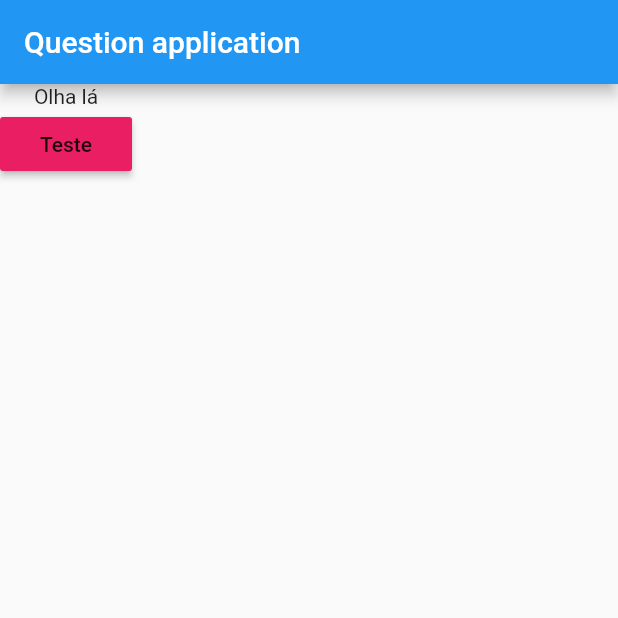
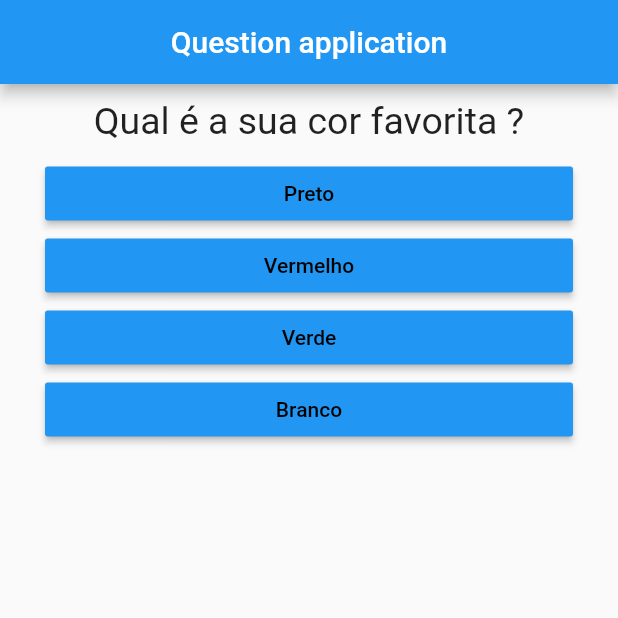
Before and after one commit to GuhSntLean/BasicGameQuiz-Flutter, a Flutter app: the screen it shows after launch, on a phone screen of 412 x 824 dp, the top half of it. Run offline on Flutter 3.47's test engine with Material 2 defaults, Android fonts, the phone set to English and light mode, and no system bars.

Commit message:
Separando em Widget a aplicacao

```diff
--- a/lib/main.dart
+++ b/lib/main.dart
@@ -1,20 +1,35 @@
 import 'package:flutter/material.dart';
+import 'widgets/quiz.dart';
+import 'widgets/result.dart';
 
-main() {
-  runApp(new QuestionApp());
-}
+main() => runApp(new QuestionApp());
 
-class QuestionAppState extends State<QuestionApp> {
-  var valueState = 0;
+class _QuestionAppState extends State<QuestionApp> {
+  int _selectionQuestion = 0;
 
-  void response() {
-    valueState++;
-    print(valueState);
+  final _answers = const [
+    {
+      'question': 'Qual é a sua cor favorita ?',
+      'qanswer': ['Preto', 'Vermelho', 'Verde', 'Branco'],
+    },
+    {
+      'question': 'Qual é o seu animal favorito ?',
+      'qanswer': ['Coelho', 'Cobra', 'Elefante', 'Leão'],
+    },
+    {
+      'question': 'Qual é o seu curso favorito ?',
+      'qanswer': ['ADS', 'ENG-E', 'ENG-M', 'ENGE-C'],
+    },
+  ];
+
+  void _response() {
+    setState(() {
+      _selectionQuestion++;
+    });
   }
 
-  void longResponse() {
-    valueState--;
-    print(valueState);
+  bool get haveSelectionQuestion {
+    return _selectionQuestion < _answers.length;
   }
 
   @override
@@ -23,21 +38,16 @@ class QuestionAppState extends State<QuestionApp> {
       debugShowCheckedModeBanner: false,
       home: Scaffold(
         appBar: AppBar(
-          title: Text('Question application'),
+          title: Center(
+              child: Text('Question application', textAlign: TextAlign.center)),
         ),
-        body: Column(
-          children: <Widget>[
-            Text('Olha lá'),
-            RaisedButton(
-              child: Text(
-                'Teste',
-              ),
-              color: Colors.pink,
-              onPressed: response,
-              onLongPress: longResponse,
-            ),
-          ],
-        ),
+        body: haveSelectionQuestion
+            ? Quiz(
+                answers: _answers,
+                selectionQuestion: _selectionQuestion,
+                response: _response,
+              )
+            : Result(),
       ),
     );
   }
@@ -45,7 +55,7 @@ class QuestionAppState extends State<QuestionApp> {
 
 class QuestionApp extends StatefulWidget {
   @override
-  QuestionAppState createState() {
-    return QuestionAppState();
+  _QuestionAppState createState() {
+    return _QuestionAppState();
   }
 }
--- /dev/null
+++ b/lib/widgets/answer.dart
@@ -0,0 +1,22 @@
+import 'package:flutter/material.dart';
+
+class Answer extends StatelessWidget {
+  final String textQuestion;
+  final void Function() onSelection;
+
+  Answer(this.textQuestion, this.onSelection);
+
+  @override
+  Widget build(BuildContext context) {
+    return Container(
+      width: double.infinity,
+      margin: EdgeInsets.symmetric(horizontal: 30),
+      child: RaisedButton(
+        color: Colors.blue,
+        textColor: Colors.black,
+        child: Text(textQuestion),
+        onPressed: onSelection,
+      ),
+    );
+  }
+}
--- /dev/null
+++ b/lib/widgets/question.dart
@@ -0,0 +1,20 @@
+import 'package:flutter/material.dart';
+
+class Question extends StatelessWidget {
+  final String textQuestion;
+
+  Question(this.textQuestion);
+
+  @override
+  Widget build(BuildContext context) {
+    return Container(
+      width: double.infinity,
+      margin: EdgeInsets.all(10),
+      child: Text(
+        textQuestion,
+        style: TextStyle(fontSize: 25),
+        textAlign: TextAlign.center,
+      ),
+    );
+  }
+}
--- /dev/null
+++ b/lib/widgets/quiz.dart
@@ -0,0 +1,32 @@
+import 'package:flutter/material.dart';
+import './answer.dart';
+import './question.dart';
+
+class Quiz extends StatelessWidget {
+  final List<Map<String, Object>> answers;
+  final int selectionQuestion;
+  final void Function() response;
+
+  Quiz({
+    @required this.answers,
+    @required this.selectionQuestion,
+    @required this.response,
+  });
+
+  bool get haveSelectionQuestion {
+    return selectionQuestion < answers.length;
+  }
+
+  @override
+  Widget build(BuildContext context) {
+    List<String> answer =
+        haveSelectionQuestion ? answers[selectionQuestion]['qanswer'] : null;
+
+    return Column(
+      children: <Widget>[
+        Question(answers[selectionQuestion]['question']),
+        ...answer.map((text) => Answer(text, response)).toList(),
+      ],
+    );
+  }
+}
--- /dev/null
+++ b/lib/widgets/result.dart
@@ -0,0 +1,12 @@
+import 'package:flutter/material.dart';
+
+class Result extends StatelessWidget {
+  @override
+  Widget build(BuildContext context) {
+    return Center(
+        child: Text(
+      'Parabens !',
+      style: TextStyle(fontSize: 30),
+    ));
+  }
+}
```
Also changed, not shown: pubspec.yaml (+7 -1 lines), assets/icons/questioning.png (added), pubspec.lock, 1 other file.
